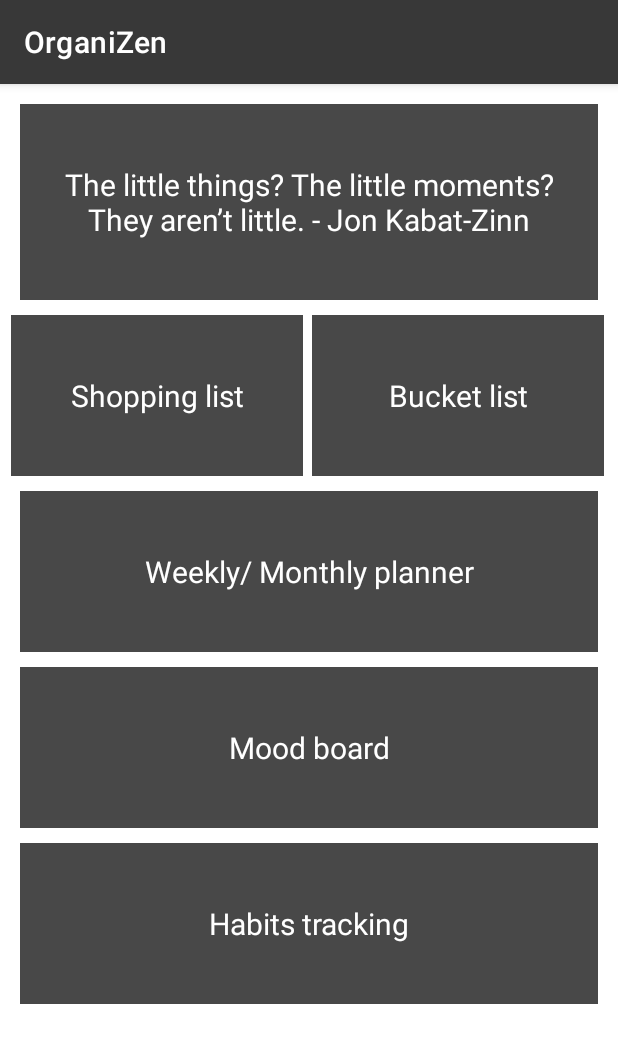
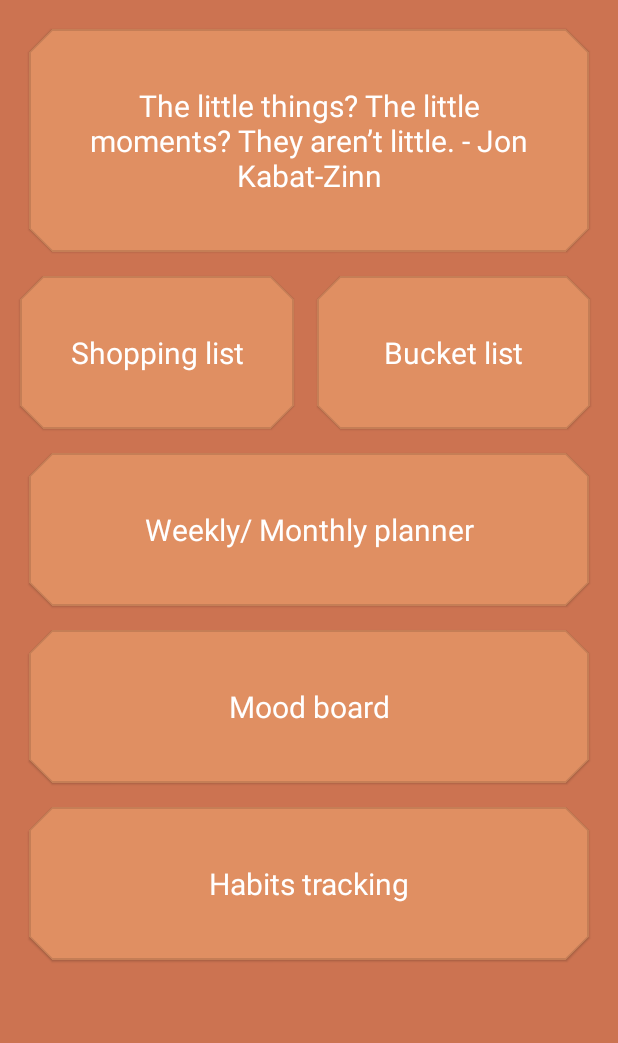
Before and after one commit to ancutamaria/OrganiZen, an Android app: the screen it shows after launch (MainActivity), on a phone screen of 412 x 824 dp. Shown: the top 1043 px of the screen. Run offline under Robolectric (Android 15) with nearby library versions, the phone set to English and light mode, and no system bars.

Commit message:
Styling main screen II

```diff
--- a/app/src/main/res/layout/activity_main.xml
+++ b/app/src/main/res/layout/activity_main.xml
@@ -5,19 +5,27 @@
     android:layout_width="match_parent"
     android:layout_height="match_parent"
     tools:context=".MainActivity"
-    android:background="@color/white"
+    android:background="@color/brown"
     android:padding="3dp"
-    >
+    android:paddingTop="50dp">
 
-    <TextView
+    <com.google.android.material.card.MaterialCardView
         android:id="@+id/quoteOfTheDay"
-        style="@style/MainScreenCard"
+        app:shapeAppearanceOverlay="@style/MaterialCardViewCut"
+        android:theme="?attr/materialButtonOutlinedStyle"
+        android:backgroundTint="@color/purple"
         android:layout_width="match_parent"
         android:layout_height="wrap_content"
-        android:text="The little things? The little moments? They aren’t little. - Jon Kabat-Zinn"
+        android:layout_margin="16dp"
         app:layout_constraintEnd_toEndOf="parent"
         app:layout_constraintStart_toStartOf="parent"
-        app:layout_constraintTop_toTopOf="parent" />
+        app:layout_constraintTop_toTopOf="parent" >
+        <TextView
+            style="@style/MainScreenCard"
+            android:layout_width="match_parent"
+            android:layout_height="wrap_content"
+            android:text="@string/quote_of_the_day" />
+    </com.google.android.material.card.MaterialCardView>
 
     <androidx.constraintlayout.widget.Guideline
         android:id="@+id/guideline"
@@ -26,56 +34,99 @@
         android:orientation="vertical"
         app:layout_constraintGuide_percent="0.5" />
 
-    <TextView
+    <com.google.android.material.card.MaterialCardView
         android:id="@+id/textView1"
-        style="@style/MainScreenCard"
+        app:shapeAppearanceOverlay="@style/MaterialCardViewCut"
+        android:theme="?attr/materialButtonOutlinedStyle"
+        android:backgroundTint="@color/purple"
         android:layout_width="0dp"
-        app:layout_constraintWidth_percent="0.48"
         android:layout_height="wrap_content"
-        android:text="Shopping list"
+        android:layout_margin="16dp"
+        app:layout_constraintWidth_percent="0.45"
         app:layout_constraintEnd_toStartOf="@+id/guideline"
         app:layout_constraintStart_toStartOf="parent"
-        app:layout_constraintTop_toBottomOf="@+id/quoteOfTheDay" />
+        app:layout_constraintTop_toBottomOf="@+id/quoteOfTheDay">
+        <TextView
+            style="@style/MainScreenCard"
+            android:layout_width="match_parent"
+            android:layout_height="wrap_content"
+            android:text="@string/shopping_list" />
+    </com.google.android.material.card.MaterialCardView>
 
-    <TextView
+    <com.google.android.material.card.MaterialCardView
         android:id="@+id/textView2"
-        style="@style/MainScreenCard"
         android:layout_width="0dp"
-        app:layout_constraintWidth_percent="0.48"
         android:layout_height="wrap_content"
-        android:text="Bucket list"
+        android:layout_margin="16dp"
+        app:shapeAppearanceOverlay="@style/MaterialCardViewCut"
+        android:theme="?attr/materialButtonOutlinedStyle"
+        android:backgroundTint="@color/purple"
+        app:layout_constraintBottom_toTopOf="@+id/textView3"
         app:layout_constraintEnd_toEndOf="parent"
         app:layout_constraintStart_toEndOf="@+id/textView1"
-        app:layout_constraintTop_toBottomOf="@+id/quoteOfTheDay" />
+        app:layout_constraintTop_toBottomOf="@+id/quoteOfTheDay"
+        app:layout_constraintWidth_percent="0.45">
+        <TextView
+            style="@style/MainScreenCard"
+            android:layout_width="match_parent"
+            android:layout_height="wrap_content"
+            android:text="@string/bucket_list" />
+    </com.google.android.material.card.MaterialCardView>
 
-    <TextView
+    <com.google.android.material.card.MaterialCardView
         android:id="@+id/textView3"
-        style="@style/MainScreenCard"
+        app:shapeAppearanceOverlay="@style/MaterialCardViewCut"
+        android:theme="?attr/materialButtonOutlinedStyle"
+        android:backgroundTint="@color/purple"
         android:layout_width="match_parent"
         android:layout_height="wrap_content"
-        android:text="Weekly/ Monthly planner"
+        android:layout_margin="16dp"
         app:layout_constraintEnd_toEndOf="parent"
         app:layout_constraintStart_toStartOf="parent"
-        app:layout_constraintTop_toBottomOf="@+id/textView2" />
+        app:layout_constraintTop_toBottomOf="@+id/textView2">
+        <TextView
+            style="@style/MainScreenCard"
+            android:layout_width="match_parent"
+            android:layout_height="match_parent"
+            android:text="@string/weekly_monthly_planner" />
+    </com.google.android.material.card.MaterialCardView>
 
-    <TextView
+
+    <com.google.android.material.card.MaterialCardView
         android:id="@+id/textView4"
-        style="@style/MainScreenCard"
+        app:shapeAppearanceOverlay="@style/MaterialCardViewCut"
+        android:theme="?attr/materialButtonOutlinedStyle"
+        android:backgroundTint="@color/purple"
         android:layout_width="match_parent"
         android:layout_height="wrap_content"
-        android:text="Mood board"
+        android:layout_margin="16dp"
         app:layout_constraintEnd_toEndOf="parent"
         app:layout_constraintStart_toStartOf="parent"
-        app:layout_constraintTop_toBottomOf="@+id/textView3" />
+        app:layout_constraintTop_toBottomOf="@+id/textView3">
+        <TextView
+            style="@style/MainScreenCard"
+            android:layout_width="match_parent"
+            android:layout_height="match_parent"
+            android:text="@string/mood_board" />
+    </com.google.android.material.card.MaterialCardView>
 
-    <TextView
+
+    <com.google.android.material.card.MaterialCardView
         android:id="@+id/textView5"
-        style="@style/MainScreenCard"
+        app:shapeAppearanceOverlay="@style/MaterialCardViewCut"
+        android:theme="?attr/materialButtonOutlinedStyle"
+        android:backgroundTint="@color/purple"
         android:layout_width="match_parent"
         android:layout_height="wrap_content"
-        android:text="Habits tracking"
+        android:layout_margin="16dp"
         app:layout_constraintEnd_toEndOf="parent"
         app:layout_constraintStart_toStartOf="parent"
-        app:layout_constraintTop_toBottomOf="@+id/textView4" />
+        app:layout_constraintTop_toBottomOf="@+id/textView4">
+        <TextView
+            style="@style/MainScreenCard"
+            android:layout_width="match_parent"
+            android:layout_height="wrap_content"
+            android:text="@string/habits_tracking" />
+    </com.google.android.material.card.MaterialCardView>
 
 </androidx.constraintlayout.widget.ConstraintLayout>
--- a/app/src/main/res/values/colors.xml
+++ b/app/src/main/res/values/colors.xml
@@ -1,11 +1,10 @@
 <?xml version="1.0" encoding="utf-8"?>
 <resources>
-    <color name="purple_200">#FFBB86FC</color>
     <color name="gray_light">#383838</color>
     <color name="gray_medium">#484848</color>
     <color name="gray_dark">#282828</color>
-    <color name="teal_200">#FF03DAC5</color>
-    <color name="teal_700">#FF018786</color>
-    <color name="black">#FF000000</color>
     <color name="white">#FFFFFFFF</color>
+    <color name="purple">#e08f62</color>
+    <color name="coral_light">#ffffff</color>
+    <color name="brown">#cc7351</color>
 </resources>
--- a/app/src/main/res/values/strings.xml
+++ b/app/src/main/res/values/strings.xml
@@ -1,3 +1,9 @@
 <resources>
     <string name="app_name">OrganiZen</string>
+    <string name="quote_of_the_day">The little things? The little moments? They aren’t little. - Jon Kabat-Zinn</string>
+    <string name="shopping_list">Shopping list</string>
+    <string name="mood_board">Mood board</string>
+    <string name="habits_tracking">Habits tracking</string>
+    <string name="weekly_monthly_planner">Weekly/ Monthly planner</string>
+    <string name="bucket_list">Bucket list</string>
 </resources>
--- a/app/src/main/res/values/themes.xml
+++ b/app/src/main/res/values/themes.xml
@@ -1,28 +1,27 @@
 <resources xmlns:tools="http://schemas.android.com/tools">
     <!-- Base application theme. -->
-    <style name="Theme.OrganiZen" parent="Theme.MaterialComponents.DayNight.DarkActionBar">
-        <!-- Primary brand color. -->
-        <item name="colorPrimary">@color/gray_light</item>
-        <item name="colorPrimaryVariant">@color/gray_dark</item>
-        <item name="colorOnPrimary">@color/white</item>
-        <!-- Secondary brand color. -->
-        <item name="colorSecondary">@color/teal_200</item>
-        <item name="colorSecondaryVariant">@color/teal_700</item>
-        <item name="colorOnSecondary">@color/black</item>
-        <!-- Status bar color. -->
+    <style name="Theme.OrganiZen" parent="Theme.MaterialComponents.DayNight.NoActionBar">
+        <item name="colorPrimary">@color/brown</item>
+        <item name="colorPrimaryVariant">@color/brown</item>
+        <item name="colorOnPrimary">@color/coral_light</item>
         <item name="android:statusBarColor" tools:targetApi="l">?attr/colorPrimaryVariant</item>
-        <!-- Customize your theme here. -->
     </style>
 
-    <style name="MainScreenCard">
+    <style name="MainScreenCard" parent="ShapeAppearance.MaterialComponents.MediumComponent">
         <item name="android:textAlignment">center</item>
         <item name="android:textSize">20dp</item>
-        <item name="android:textColor">@color/white</item>
+        <item name="android:textColor">@color/coral_light</item>
         <item name="android:paddingLeft">20dp</item>
         <item name="android:paddingRight">20dp</item>
-        <item name="android:paddingTop">40dp</item>
-        <item name="android:paddingBottom">40dp</item>
-        <item name="android:layout_margin">10dp</item>
-        <item name="android:background">@color/gray_medium</item>
+        <item name="android:paddingTop">30dp</item>
+        <item name="android:paddingBottom">30dp</item>
+        <item name="android:background">@color/purple</item>
+    </style>
+
+    <style name="MaterialCardViewCut" parent="">
+        <item name="cornerFamily">cut</item>
+        <item name="cornerSize">15dp</item>
+        <item name="android:backgroundTint">@color/gray_medium</item>
+        <item name="elevation">10dp</item>
     </style>
 </resources>
```
Also changed, not shown: 1 other file.
